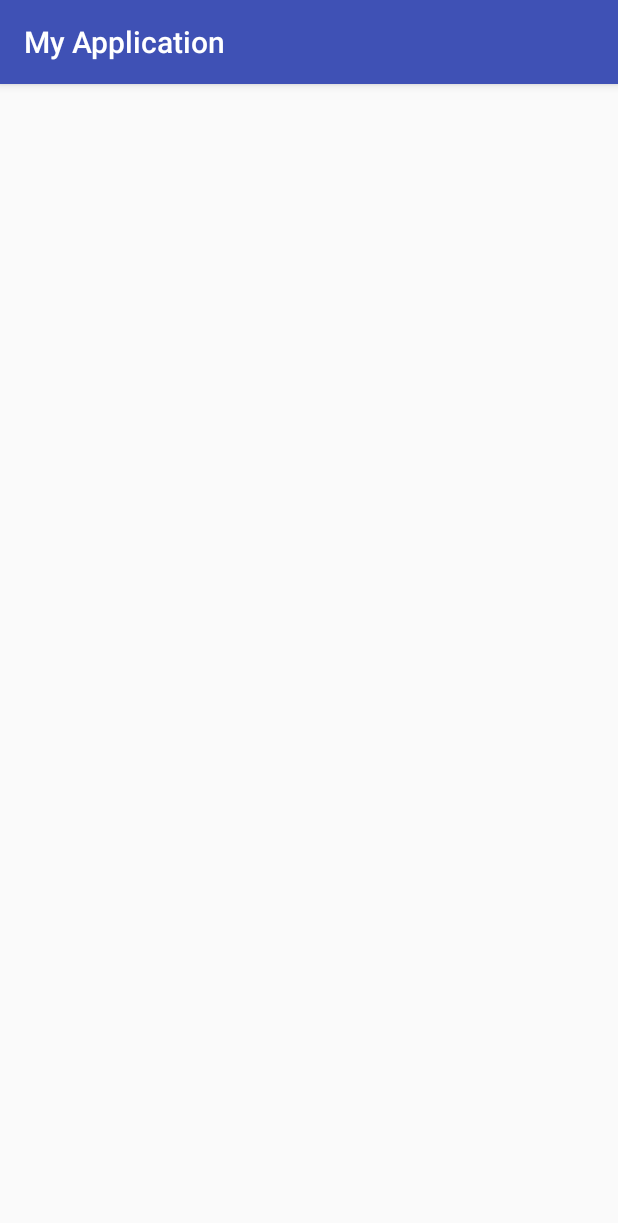
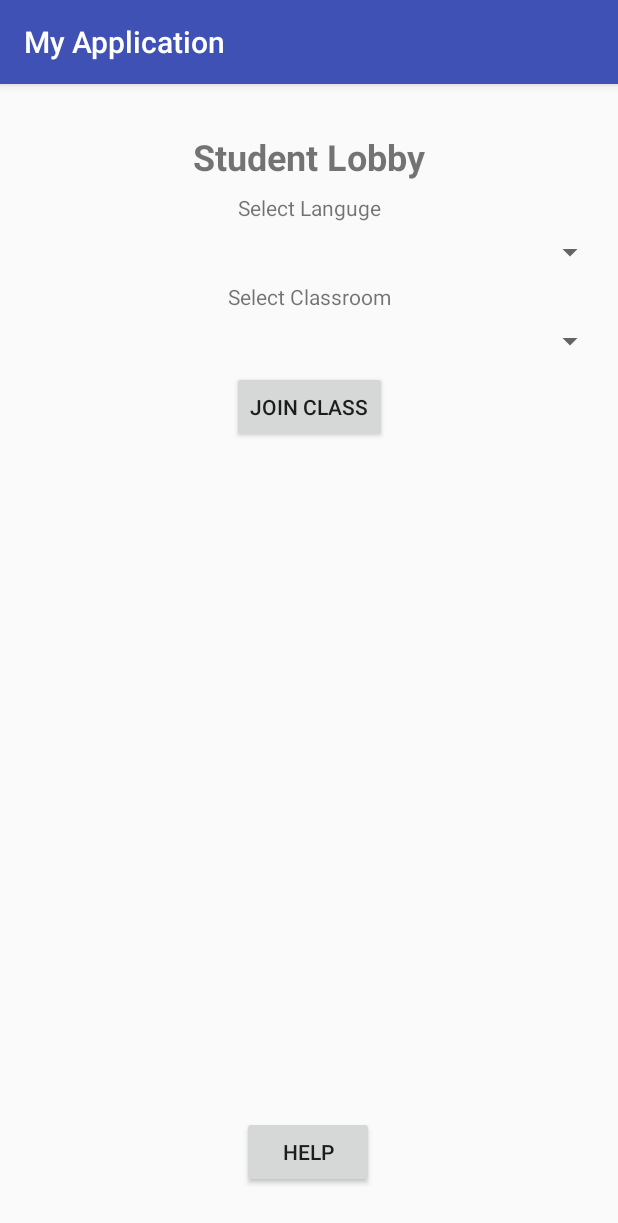
Before and after one commit to drsutherin/ceg-4410group3, an Android app: the StudentLobby screen opened directly, with no data from a screen before it, on a phone screen of 412 x 824 dp. Shown: the top 1223 px of the screen. Run offline under Robolectric (Android 15) with nearby library versions, the phone set to English and light mode, and no system bars.

Commit message:
Adds basic student lobby UI

```diff
--- a/app/src/main/java/ceg4410/wright/edu/myapplication/MainActivity.java
+++ b/app/src/main/java/ceg4410/wright/edu/myapplication/MainActivity.java
@@ -17,4 +17,9 @@ public class MainActivity extends AppCompatActivity {
         Intent intent = new Intent(this, Help.class);
         startActivity(intent);
     }
+
+    public void openStudentLobby(View view){
+        Intent intent = new Intent(this, StudentLobby.class);
+        startActivity(intent);
+    }
 }
--- a/app/src/main/java/ceg4410/wright/edu/myapplication/StudentLobby.java
+++ b/app/src/main/java/ceg4410/wright/edu/myapplication/StudentLobby.java
@@ -1,7 +1,9 @@
 package ceg4410.wright.edu.myapplication;
 
+import android.content.Intent;
 import android.support.v7.app.AppCompatActivity;
 import android.os.Bundle;
+import android.view.View;
 
 public class StudentLobby extends AppCompatActivity {
 
@@ -10,4 +12,9 @@ public class StudentLobby extends AppCompatActivity {
         super.onCreate(savedInstanceState);
         setContentView(R.layout.activity_student_lobby);
     }
+
+    public void openHelpScreen(View view){
+        Intent intent = new Intent(this, Help.class);
+        startActivity(intent);
+    }
 }
--- a/app/src/main/res/layout/activity_main.xml
+++ b/app/src/main/res/layout/activity_main.xml
@@ -24,6 +24,7 @@
         android:layout_width="317dp"
         android:layout_height="65dp"
         android:layout_marginBottom="8dp"
+        android:onClick="openStudentLobby"
         android:text="@string/student_button"
         app:layout_constraintBottom_toTopOf="@+id/button"
         app:layout_constraintLeft_toLeftOf="parent"
--- a/app/src/main/res/layout/activity_student_lobby.xml
+++ b/app/src/main/res/layout/activity_student_lobby.xml
@@ -6,4 +6,74 @@
     android:layout_height="match_parent"
     tools:context="ceg4410.wright.edu.myapplication.StudentLobby">
 
+    <TextView
+        android:id="@+id/textView4"
+        android:layout_width="wrap_content"
+        android:layout_height="wrap_content"
+        android:layout_marginTop="32dp"
+        android:text="Student Lobby"
+        android:textSize="24sp"
+        android:textStyle="bold"
+        app:layout_constraintLeft_toLeftOf="parent"
+        app:layout_constraintRight_toRightOf="parent"
+        app:layout_constraintTop_toTopOf="parent" />
+
+    <TextView
+        android:id="@+id/textView5"
+        android:layout_width="wrap_content"
+        android:layout_height="wrap_content"
+        android:layout_marginTop="8dp"
+        android:text="Select Languge"
+        app:layout_constraintLeft_toLeftOf="parent"
+        app:layout_constraintRight_toRightOf="parent"
+        app:layout_constraintTop_toBottomOf="@+id/textView4" />
+
+    <Spinner
+        android:id="@+id/spinner"
+        android:layout_width="395dp"
+        android:layout_height="wrap_content"
+        android:layout_marginTop="8dp"
+        app:layout_constraintLeft_toLeftOf="parent"
+        app:layout_constraintRight_toRightOf="parent"
+        app:layout_constraintTop_toBottomOf="@+id/textView5" />
+
+    <TextView
+        android:id="@+id/textView6"
+        android:layout_width="wrap_content"
+        android:layout_height="wrap_content"
+        android:layout_marginTop="8dp"
+        android:text="Select Classroom"
+        app:layout_constraintLeft_toLeftOf="parent"
+        app:layout_constraintRight_toRightOf="parent"
+        app:layout_constraintTop_toBottomOf="@+id/spinner" />
+
+    <Spinner
+        android:id="@+id/spinner2"
+        android:layout_width="395dp"
+        android:layout_height="wrap_content"
+        android:layout_marginTop="8dp"
+        app:layout_constraintLeft_toLeftOf="parent"
+        app:layout_constraintRight_toRightOf="parent"
+        app:layout_constraintTop_toBottomOf="@+id/textView6" />
+
+    <Button
+        android:id="@+id/button4"
+        android:layout_width="wrap_content"
+        android:layout_height="wrap_content"
+        android:layout_marginTop="8dp"
+        android:text="Join Class"
+        app:layout_constraintLeft_toLeftOf="parent"
+        app:layout_constraintRight_toRightOf="parent"
+        app:layout_constraintTop_toBottomOf="@+id/spinner2" />
+
+    <Button
+        android:id="@+id/button5"
+        android:layout_width="wrap_content"
+        android:layout_height="wrap_content"
+        android:layout_marginBottom="32dp"
+        android:text="Help"
+        app:layout_constraintBottom_toBottomOf="parent"
+        app:layout_constraintHorizontal_bias="0.498"
+        app:layout_constraintLeft_toLeftOf="parent"
+        app:layout_constraintRight_toRightOf="parent" />
 </android.support.constraint.ConstraintLayout>
```
